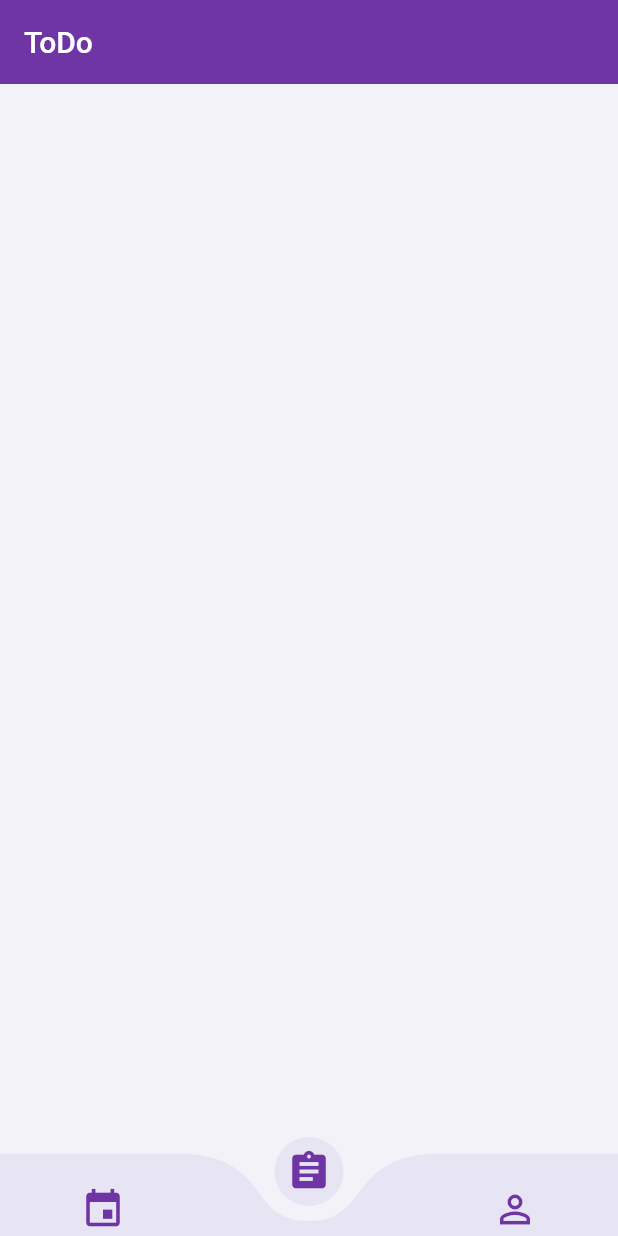
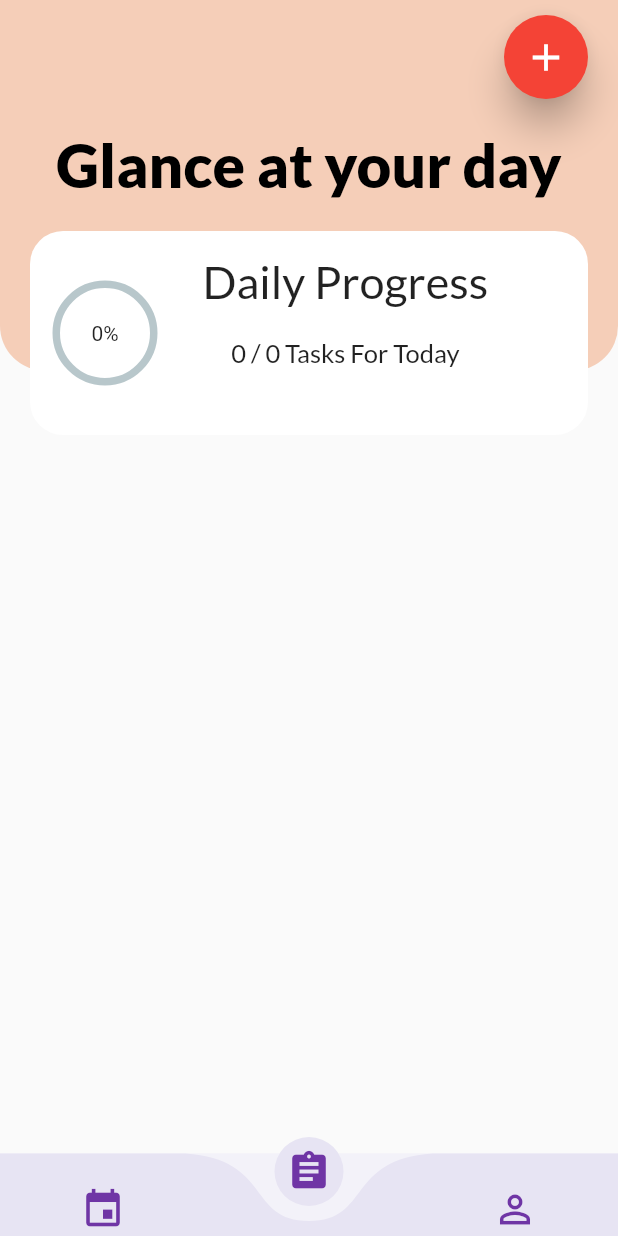
Before and after one commit to chwoozy/dayly, a Flutter app: the screen it shows once a user with an empty profile is signed in, item 2 of the bottom bar chosen, on a phone screen of 412 x 824 dp. Run offline on Flutter 3.47's test engine with Material 2 defaults, Android fonts, the phone set to English and light mode, and no system bars; drawn by our look-alikes of curved_navigation_bar, percent_indicator; our stand-ins replace cloud_firestore, email_validator, firebase_auth, firebase_storage, flutter_spinkit, google_fonts and 1 more; accounts and stored records are empty.

Commit message:
redesigned the UI and added category tag

```diff
--- /dev/null
+++ b/lib/components/tasks_list.dart
@@ -0,0 +1,62 @@
+import 'package:flutter/material.dart';
+import 'package:dayly/components/task_tile.dart';
+import 'package:provider/provider.dart';
+import 'package:dayly/pages/models/task_data.dart';
+
+class TasksList extends StatefulWidget {
+  @override
+  _TasksListState createState() => _TasksListState();
+}
+
+class _TasksListState extends State<TasksList> {
+  @override
+  Widget build(BuildContext context) {
+    return Consumer<TaskData>(
+      builder: (context, taskData, child) {
+        return ListView.builder(
+          padding: EdgeInsets.only(top: 5),
+          itemBuilder: (context, index) {
+            final task = taskData.tasks[index];
+            return Dismissible(
+              direction: DismissDirection.endToStart,
+              key: UniqueKey(),
+              onDismissed: (direction) {
+                setState(() {
+                  taskData.deleteTask(task);
+                });
+              },
+              child: TaskTile(
+                taskTitle: task.name,
+                taskDescription: task.description,
+                isChecked: task.isDone,
+                checkboxCallback: (checkboxState) {
+                  taskData.updateTask(task);
+                },
+                categoryColor: task.color,
+              ),
+              background: Container(
+                child: Align(
+                  alignment: Alignment.centerRight,
+                  child: Container(
+                    padding: EdgeInsets.all(10),
+                    decoration: BoxDecoration(
+                      borderRadius: BorderRadius.all(Radius.circular(15)),
+                      color: Colors.white,
+                      border: Border.all(width: 2, color: Colors.blueGrey),
+                    ),
+                    child: Icon(
+                      Icons.delete,
+                      size: 30,
+                      color: Colors.blueGrey,
+                    ),
+                  ),
+                ),
+              ),
+            );
+          },
+          itemCount: taskData.taskCount,
+        );
+      },
+    );
+  }
+}
--- /dev/null
+++ b/lib/pages/home/tasks_screen.dart
@@ -0,0 +1,136 @@
+import 'package:flutter/material.dart';
+import 'package:dayly/components//tasks_list.dart';
+import 'package:dayly/pages/home/add_task_screen.dart';
+import 'package:provider/provider.dart';
+import 'package:dayly/pages/models/task_data.dart';
+import 'package:google_fonts/google_fonts.dart';
+import 'package:percent_indicator/percent_indicator.dart';
+
+class TasksScreen extends StatelessWidget {
+  @override
+  Widget build(BuildContext context) {
+    var size = MediaQuery.of(context).size;
+    TaskData tasks = Provider.of<TaskData>(context, listen: true);
+    return Scaffold(
+      body: Stack(
+        children: <Widget>[
+          Container(
+            height: size.height * .30,
+            decoration: BoxDecoration(
+              color: Color(0xFFF5CEB8),
+              borderRadius: BorderRadius.only(
+                topLeft: Radius.zero,
+                topRight: Radius.zero,
+                bottomRight: Radius.circular(30.0),
+                bottomLeft: Radius.circular(30.0),
+              ),
+            ),
+          ),
+          SafeArea(
+            child: Padding(
+              padding: const EdgeInsets.symmetric(horizontal: 20, vertical: 10),
+              child: Column(
+                crossAxisAlignment: CrossAxisAlignment.start,
+                children: <Widget>[
+                  Align(
+                    alignment: Alignment.topRight,
+                    child: FloatingActionButton(
+                      backgroundColor: Colors.red,
+                      elevation: 10,
+                      child: Icon(
+                        Icons.add,
+                        color: Colors.white,
+                        size: 30,
+                      ),
+                      onPressed: () {
+                        Navigator.push(
+                            context,
+                            MaterialPageRoute(
+                                builder: (context) => AddTaskScreen()));
+                      },
+                    ),
+                  ),
+                  SizedBox(
+                    height: 20,
+                  ),
+                  Align(
+                    alignment: Alignment.center,
+                    child: Text(
+                      'Glance at your day',
+                      style: GoogleFonts.lato(
+                        textStyle: TextStyle(
+                          color: Colors.black,
+                          fontSize: 40,
+                          fontWeight: FontWeight.w800,
+                        ),
+                      ),
+                    ),
+                  ),
+                  SizedBox(
+                    height: 20,
+                  ),
+                  Container(
+                    padding: EdgeInsets.all(15),
+                    height: 136,
+                    decoration: BoxDecoration(
+                      borderRadius: BorderRadius.circular(22),
+                      color: Colors.white,
+                    ),
+                    child: Row(
+                      children: <Widget>[
+                        CircularPercentIndicator(
+                          radius: 70.0,
+                          lineWidth: 5.0,
+                          progressColor: Colors.purple,
+                          percent: tasks.finishedTaskCount / tasks.taskCount,
+                          center: Text(tasks.taskCount == 0
+                              ? '0%'
+                              : '${(tasks.finishedTaskCount / tasks.taskCount * 100).round()}%'),
+                        ),
+                        SizedBox(
+                          width: 30,
+                        ),
+                        Column(
+                          children: <Widget>[
+                            Container(
+                              child: Text(
+                                'Daily Progress',
+                                style: GoogleFonts.lato(
+                                  textStyle: TextStyle(
+                                    fontSize: 30,
+                                    fontWeight: FontWeight.w500,
+                                  ),
+                                ),
+                              ),
+                            ),
+                            SizedBox(
+                              height: 20,
+                            ),
+                            Container(
+                              child: Text(
+                                '${tasks.finishedTaskCount} / ${tasks.taskCount} Tasks For Today',
+                                style: GoogleFonts.lato(
+                                  textStyle: TextStyle(
+                                    fontSize: 17,
+                                    fontWeight: FontWeight.w500,
+                                  ),
+                                ),
+                              ),
+                            ),
+                          ],
+                        ),
+                      ],
+                    ),
+                  ),
+                  Expanded(
+                    child: TasksList(),
+                  )
+                ],
+              ),
+            ),
+          )
+        ],
+      ),
+    );
+  }
+}
--- a/lib/pages/home/todo.dart
+++ b/lib/pages/home/todo.dart
@@ -1,5 +1,8 @@
 import 'package:dayly/components/constants.dart';
 import 'package:flutter/material.dart';
+import 'package:provider/provider.dart';
+import 'tasks_screen.dart';
+import 'package:dayly/pages/models/task_data.dart';
 
 class ToDo extends StatefulWidget {
   @override
@@ -9,12 +12,18 @@ class ToDo extends StatefulWidget {
 class _ToDoState extends State<ToDo> {
   @override
   Widget build(BuildContext context) {
-    return Scaffold(
-      backgroundColor: primaryBackgroundColor,
-      appBar: AppBar(
-        title: Text('ToDo'),
-        backgroundColor: primaryPurple,
-        elevation: 0.0,
+//    return Scaffold(
+//      backgroundColor: primaryBackgroundColor,
+//      appBar: AppBar(
+//        title: Text('ToDo'),
+//        backgroundColor: primaryPurple,
+//        elevation: 0.0,
+//      ),
+//    );
+    return ChangeNotifierProvider(
+      create: (context) => TaskData(),
+      child: MaterialApp(
+        home: TasksScreen(),
       ),
     );
   }
--- /dev/null
+++ b/lib/pages/models/task.dart
@@ -0,0 +1,16 @@
+import 'package:flutter/cupertino.dart';
+import 'package:flutter/material.dart';
+
+class Task {
+  final String name;
+  final String description;
+  bool isDone;
+  final Color color;
+
+  Task(
+      {@required this.name, this.isDone = false, this.description, this.color});
+
+  void toggleDone() {
+    isDone = !isDone;
+  }
+}
--- /dev/null
+++ b/lib/pages/models/task_data.dart
@@ -0,0 +1,40 @@
+import 'package:flutter/foundation.dart';
+import 'package:dayly/pages/models/task.dart';
+import 'dart:collection';
+import 'package:flutter/material.dart';
+
+class TaskData extends ChangeNotifier {
+  int finishedTaskCount = 0;
+
+  List<Task> _tasks = [];
+
+  UnmodifiableListView<Task> get tasks {
+    return UnmodifiableListView(_tasks);
+  }
+
+  int get taskCount {
+    return _tasks.length;
+  }
+
+  void addTask(String taskTitle, String taskDescription, Color tagColor) {
+    final task =
+        Task(name: taskTitle, description: taskDescription, color: tagColor);
+    _tasks.add(task);
+    notifyListeners();
+  }
+
+  void updateTask(Task task) {
+    if (!task.isDone) {
+      finishedTaskCount += 1;
+    } else {
+      finishedTaskCount -= 1;
+    }
+    task.toggleDone();
+    notifyListeners();
+  }
+
+  void deleteTask(Task task) {
+    _tasks.remove(task);
+    notifyListeners();
+  }
+}
```
Also changed, not shown: lib/components/category_tag.dart (added, +34 -0 lines), lib/components/task_tile.dart (added, +60 -0 lines), lib/pages/home/add_task_screen.dart (added, +251 -0 lines), pubspec.yaml (+8 -25 lines), fonts/Lato-Black.ttf (added), fonts/Lato-BlackItalic.ttf (added), fonts/Lato-Bold.ttf (added), fonts/Lato-BoldItalic.ttf (added), fonts/Lato-Italic.ttf (added), fonts/Lato-Light.ttf (added), fonts/Lato-LightItalic.ttf (added), fonts/Lato-Regular.ttf (added), fonts/Lato-Thin.ttf (added), fonts/Lato-ThinItalic.ttf (added), 1 more files.
